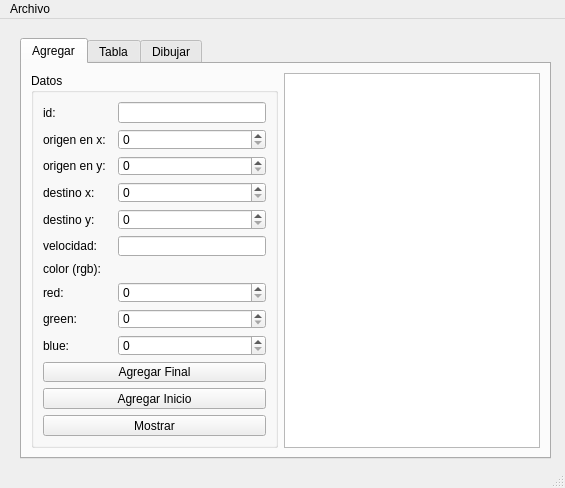
Before: the Qt Designer form ac8/interfas.ui in eduardosanchezsacnehz/UI-User-Interface, drawn with Qt 5.
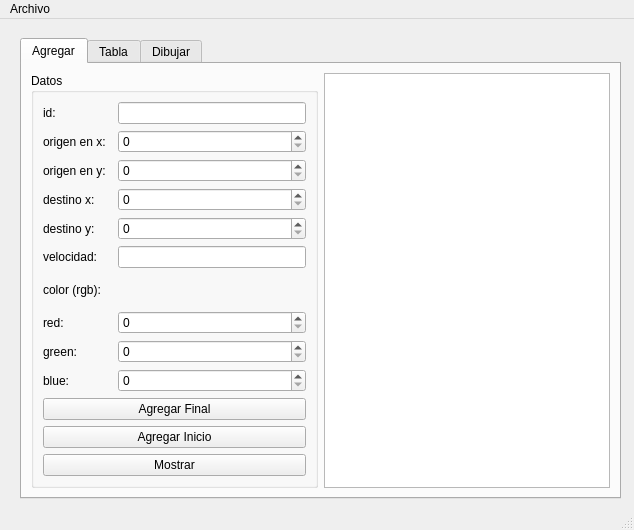
After: the same form once the commit is applied.

Commit message: Cambiamos tamaño de la interfas

Diff of the .ui file:
```diff
--- a/ac8/interfas.ui
+++ b/ac8/interfas.ui
@@ -6,8 +6,8 @@
    <rect>
     <x>0</x>
     <y>0</y>
-    <width>565</width>
-    <height>488</height>
+    <width>634</width>
+    <height>530</height>
    </rect>
   </property>
   <property name="windowTitle">
@@ -19,8 +19,8 @@
      <rect>
       <x>20</x>
       <y>19</y>
-      <width>531</width>
-      <height>421</height>
+      <width>601</width>
+      <height>461</height>
      </rect>
     </property>
     <property name="currentIndex">
@@ -47,7 +47,7 @@
          <item row="7" column="2">
           <widget class="QSpinBox" name="red_spinBox">
            <property name="maximum">
-            <number>500</number>
+            <number>255</number>
            </property>
           </widget>
          </item>
@@ -61,7 +61,7 @@
          <item row="8" column="2">
           <widget class="QSpinBox" name="green_spinBox">
            <property name="maximum">
-            <number>500</number>
+            <number>255</number>
            </property>
           </widget>
          </item>
@@ -137,7 +137,7 @@
          <item row="9" column="2">
           <widget class="QSpinBox" name="blue_spinBox">
            <property name="maximum">
-            <number>500</number>
+            <number>255</number>
            </property>
           </widget>
          </item>
@@ -253,7 +253,7 @@
     <rect>
      <x>0</x>
      <y>0</y>
-     <width>565</width>
+     <width>634</width>
      <height>21</height>
     </rect>
    </property>
```
